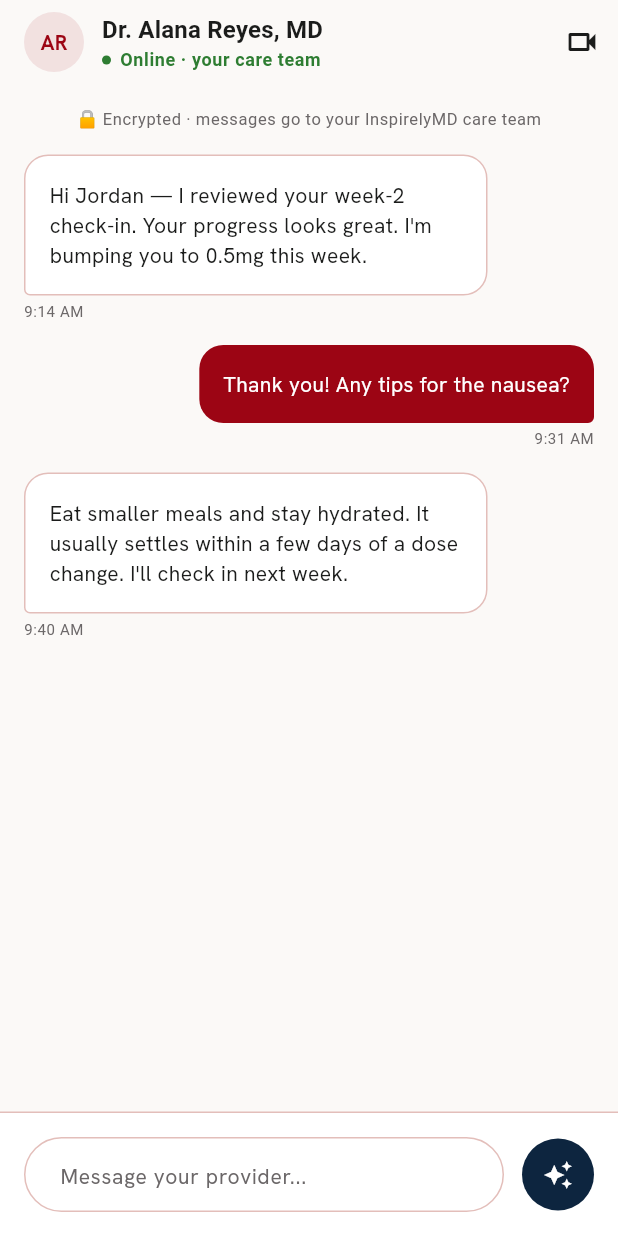
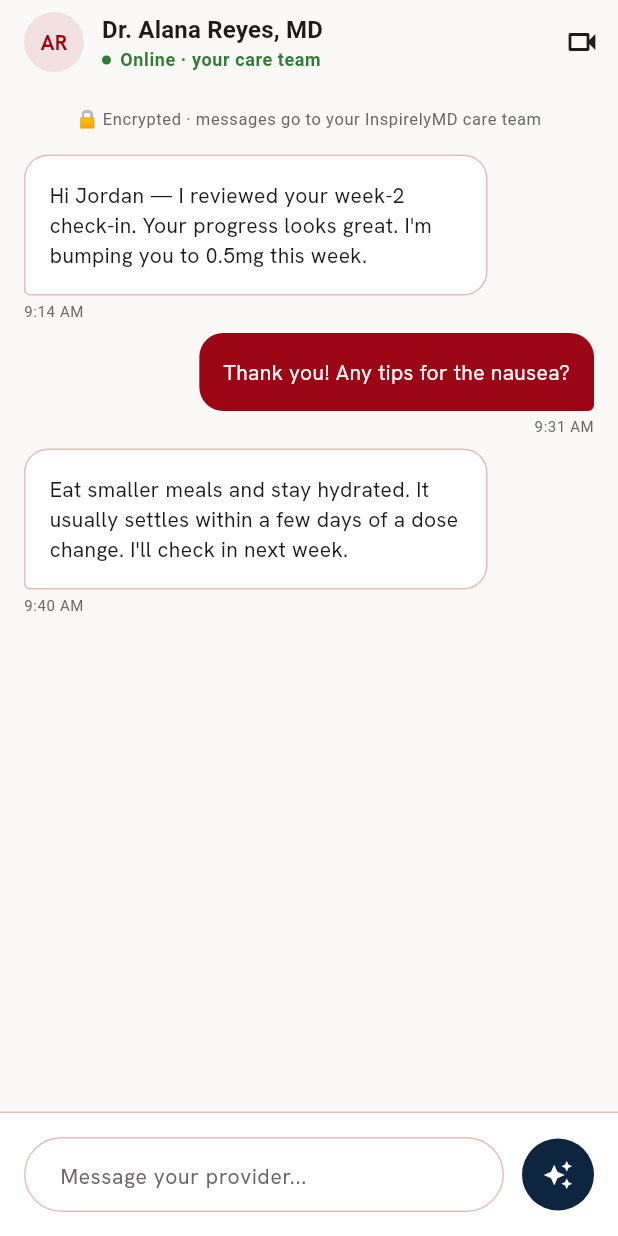
Before and after one commit to Santanu-002/inspirelymd_patient, a Flutter app: the MessagesContent screen opened directly, on a phone screen of 412 x 824 dp. Run offline on Flutter 3.47's test engine with Material 3 defaults, Android fonts, the phone set to English and light mode, and no system bars; our stand-ins replace device_info_plus, dio, equatable, flutter_secure_storage, flutter_svg, fpdart and 9 more; accounts and stored records are empty.

```diff
--- a/lib/core/network/interceptors/logging_interceptor.dart
+++ b/lib/core/network/interceptors/logging_interceptor.dart
@@ -8,8 +8,9 @@ class LoggingInterceptor extends Interceptor {
       '\n🚀 [REQUEST] ${options.method.toUpperCase()} | ${options.uri}',
     );
     if (options.headers.isNotEmpty) debugPrint('Headers: ${options.headers}');
-    if (options.queryParameters.isNotEmpty)
+    if (options.queryParameters.isNotEmpty) {
       debugPrint('Query: ${options.queryParameters}');
+    }
     if (options.data != null) debugPrint('Body: ${options.data}');
     debugPrint('\n');
     super.onRequest(options, handler);
--- a/lib/core/utils/app_utils.dart
+++ b/lib/core/utils/app_utils.dart
@@ -19,8 +19,9 @@ class AppUtils {
   static String formatFileSize(int bytes) {
     if (bytes < 1024) return '$bytes B';
     if (bytes < 1024 * 1024) return '${(bytes / 1024).toStringAsFixed(1)} KB';
-    if (bytes < 1024 * 1024 * 1024)
+    if (bytes < 1024 * 1024 * 1024) {
       return '${(bytes / (1024 * 1024)).toStringAsFixed(1)} MB';
+    }
     return '${(bytes / (1024 * 1024 * 1024)).toStringAsFixed(1)} GB';
   }
 
--- a/lib/features/dashboard/presentation/screens/notifications_screen.dart
+++ b/lib/features/dashboard/presentation/screens/notifications_screen.dart
@@ -40,12 +40,6 @@ class NotificationsScreen extends GetView<NotificationsController> {
           fontWeight: FontWeight.bold,
           color: const Color(0xFF0D253F),
         ),
-      ),
-      floatingActionButton: FloatingActionButton(
-        onPressed: () {},
-        backgroundColor: const Color(0xFF1C1B1F), // Dark circular FAB
-        shape: const CircleBorder(),
-        child: const Icon(Icons.auto_awesome, color: Colors.white, size: 24),
       ),
       child: Obx(() {
         return AppCard(
--- a/lib/features/dashboard/presentation/widgets/messages_content.dart
+++ b/lib/features/dashboard/presentation/widgets/messages_content.dart
@@ -225,7 +225,7 @@ class MessagesContent extends GetView<MessagesController> {
     final theme = context.theme;
 
     return Padding(
-      padding: const EdgeInsets.only(bottom: 16),
+      padding: const EdgeInsets.only(bottom: 8),
       child: Column(
         crossAxisAlignment: isMe
             ? CrossAxisAlignment.end
```
Also changed, not shown: img_6.png (added), screenshot.png.
